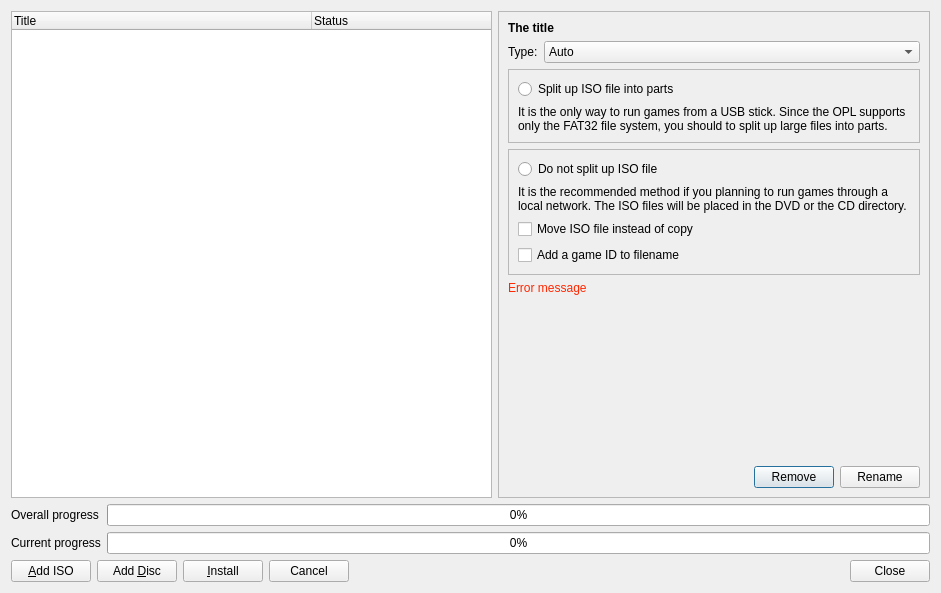
Before: the Qt Designer form src/GameInstallDialog.ui in brainstream/OPL-PC-Tools, drawn with Qt 5.
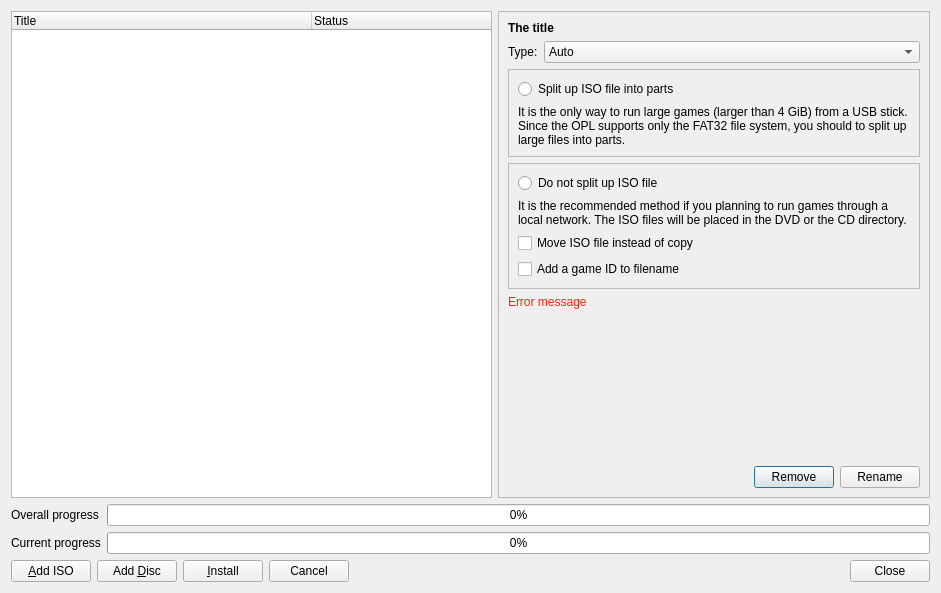
After: the same form once the commit is applied. Icons and pictures are not drawn.

Patch:
```diff
--- a/src/GameInstallDialog.ui
+++ b/src/GameInstallDialog.ui
@@ -172,7 +172,7 @@
                 <item>
                  <widget class="QLabel" name="label_4">
                   <property name="text">
-                   <string>It is the only way to run games from a USB stick. Since the OPL supports only the FAT32 file system, you should to split up large files into parts.</string>
+                   <string>It is the only way to run large games (larger than 4 GiB) from a USB stick. Since the OPL supports only the FAT32 file system, you should to split up large files into parts.</string>
                   </property>
                   <property name="wordWrap">
                    <bool>true</bool>
```
